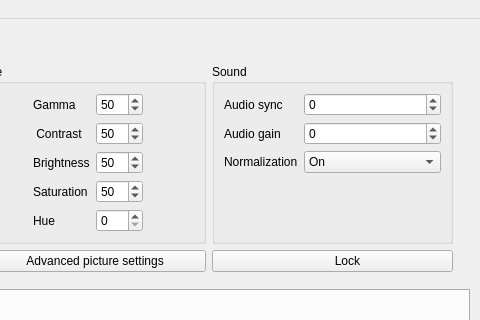
Above: src/mainwindow.ui from cinemaouvert/OPP before the change; both pictures show x 807 to 1287 and y 0 to 320 of the 1287 by 652 pixel window. Below: the same form after it.
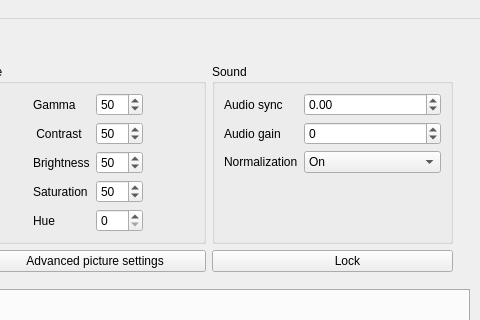
That is the form after the change. Icons and pictures are not drawn. Custom widgets are drawn as their Qt base class.

Commit message: Audio sync management added - Tracks encoding fixed

Patch:
```diff
--- a/src/mainwindow.ui
+++ b/src/mainwindow.ui
@@ -738,13 +738,6 @@
                            </property>
                           </widget>
                          </item>
-                         <item row="0" column="1">
-                          <widget class="QSpinBox" name="audioSyncSpinBox">
-                           <property name="minimum">
-                            <number>-99</number>
-                           </property>
-                          </widget>
-                         </item>
                          <item row="1" column="0">
                           <widget class="QLabel" name="audioGainLabel">
                            <property name="text">
@@ -780,6 +773,13 @@
                            </item>
                           </widget>
                          </item>
+                         <item row="0" column="1">
+                          <widget class="QDoubleSpinBox" name="audioSyncDoubleSpinBox">
+                           <property name="minimum">
+                            <double>-99.989999999999995</double>
+                           </property>
+                          </widget>
+                         </item>
                         </layout>
                        </item>
                       </layout>
```
Left out of the diff: 157 changed lines with no effect on the pictures. The commit also changes 7 other files.
